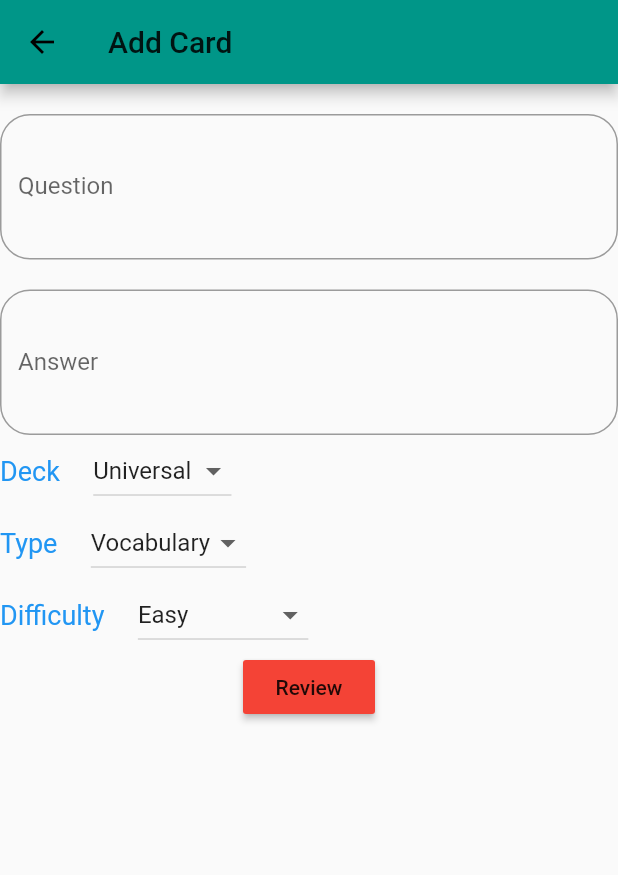
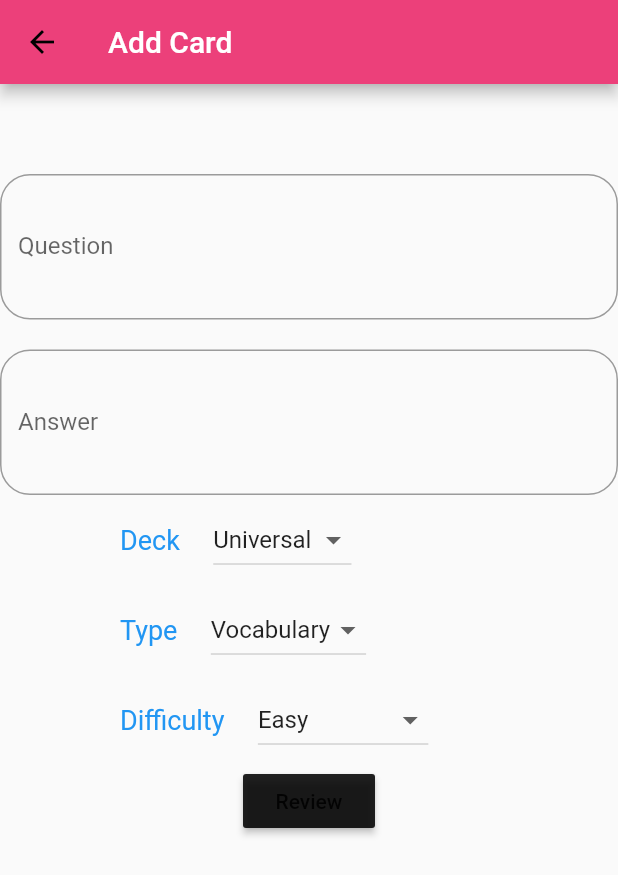
Before and after one commit to nhocconsr/flashcard, a Flutter app: the Home screen opened by its route, on a phone screen of 412 x 824 dp. Shown: the top 875 px of the screen. Run offline on Flutter 3.47's test engine with Material 2 defaults, Android fonts, the phone set to English and light mode, and no system bars; our stand-ins replace flip_card; missing offline and left inert: transformer_page_view; Roboto replaces fonts that are missing (Nunito).

Commit message:
changed addcard ui

```diff
--- a/lib/addnewcard.dart
+++ b/lib/addnewcard.dart
@@ -119,14 +119,17 @@ class _HomeState extends State<Home> {
   Widget build(BuildContext context) {
     return new Scaffold(
       appBar: AppBar(
-        title: new Text("Add Card"),
-        backgroundColor: Colors.teal,
+        // title: new Text("Add Card"),
+        // backgroundColor: Colors.teal,
+        title: new Text("Add Card",style: TextStyle(color: Colors.white,)),
+        backgroundColor: Colors.pink[400],
       ),
 
       body: new Container(
         child: new Column(
           children: <Widget>[
-            new Padding(padding: new EdgeInsets.only(top: 20.0)),
+            // new Padding(padding: new EdgeInsets.only(top: 20.0)),
+            new Padding(padding: new EdgeInsets.fromLTRB(40, 60, 40, 0),),
             new TextField(
               maxLines: 3,
               controller: controllerQuestion,
@@ -134,7 +137,8 @@ class _HomeState extends State<Home> {
                   hintText: "Question",
                   labelText: "Question",
                   border: new OutlineInputBorder(
-                      borderRadius: new BorderRadius.circular(20.0)
+                      // borderRadius: new BorderRadius.circular(20.0)
+                      borderRadius: new BorderRadius.circular(20.0),
                   )
               ),
             ),
@@ -152,6 +156,7 @@ class _HomeState extends State<Home> {
             ),
             new Row(
               children: <Widget>[
+                new Padding(padding: new EdgeInsets.fromLTRB(40, 60, 40, 0),),
                 new Text("Deck     ", style: new TextStyle(fontSize: 18.0, color: Colors.blue),),
                 new DropdownButton(
                   onChanged: (String value) {
@@ -169,6 +174,7 @@ class _HomeState extends State<Home> {
             ),
             new Row(
               children: <Widget>[
+                new Padding(padding: new EdgeInsets.fromLTRB(40, 60, 40, 0),),
                 new Text("Type     ", style: new TextStyle(fontSize: 18.0, color: Colors.blue),),
                 new DropdownButton(
                   onChanged: (String value) {
@@ -186,6 +192,7 @@ class _HomeState extends State<Home> {
             ),
             new Row(
               children: <Widget>[
+                new Padding(padding: new EdgeInsets.fromLTRB(40, 60, 40, 0),),
                 new Text("Difficulty     ", style: new TextStyle(fontSize: 18.0, color: Colors.blue),),
                 new DropdownButton(
                   onChanged: (String value) {
@@ -203,7 +210,8 @@ class _HomeState extends State<Home> {
             ),
             new RaisedButton(
                 child: new Text("Review"),
-                color: Colors.red,
+                // color: Colors.red,
+                color: Colors.black87,
                 onPressed: (){confirmdata();}
             )
           ],
```
